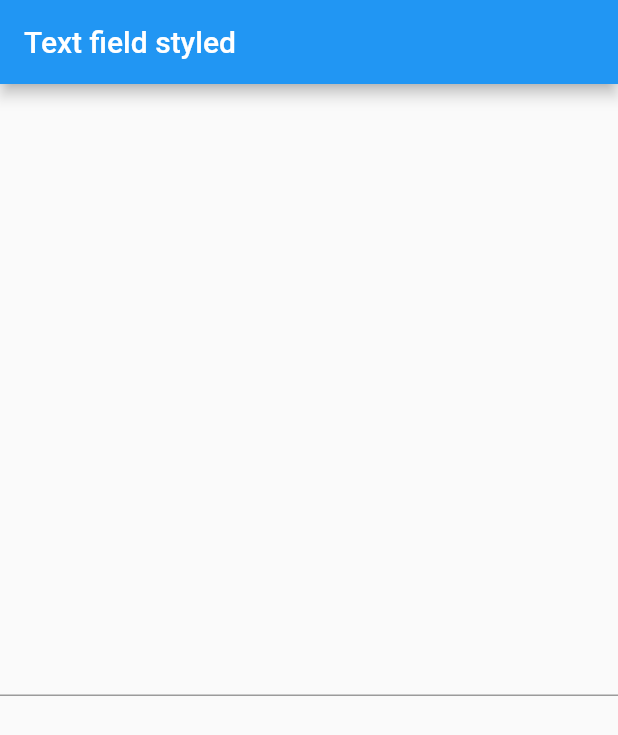
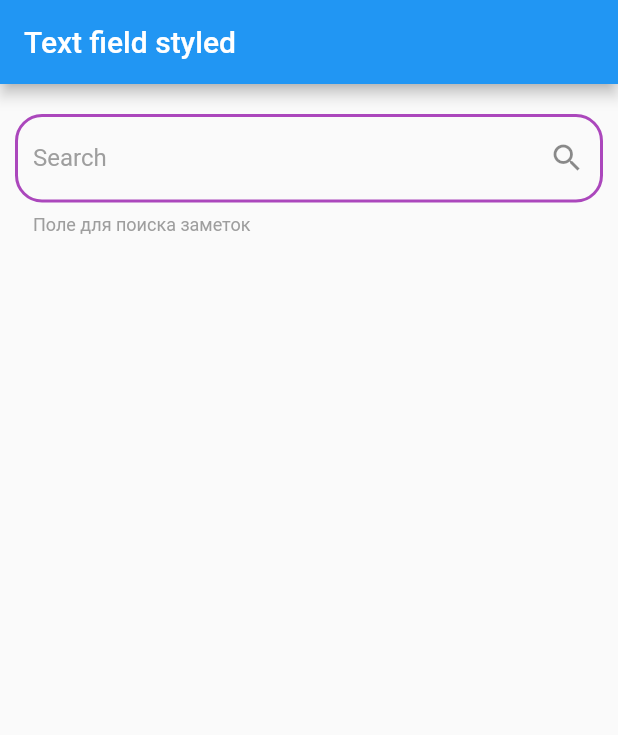
Before and after one commit to ann-who/flutter_course, a Flutter app: the screen it shows after launch, on a phone screen of 412 x 824 dp. Shown: the top 735 px of the screen. Run offline on Flutter 3.47's test engine with Material 2 defaults, Android fonts, the phone set to English and light mode, and no system bars.

Commit message:
Customise text field

```diff
--- a/06_Layout/text_field_styled/lib/main.dart
+++ b/06_Layout/text_field_styled/lib/main.dart
@@ -25,6 +25,8 @@ class MyHomePage extends StatefulWidget {
   _MyHomePageState createState() => _MyHomePageState();
 }
 
+final searchFieldStyle = TextStyle(color: Colors.purple[400]);
+
 class _MyHomePageState extends State<MyHomePage> {
   @override
   Widget build(BuildContext context) {
@@ -34,9 +36,37 @@ class _MyHomePageState extends State<MyHomePage> {
       ),
       body: Center(
         child: Column(
-          mainAxisAlignment: MainAxisAlignment.center,
+          mainAxisAlignment: MainAxisAlignment.start,
           children: <Widget>[
-            TextField(),
+            Theme(
+              data: ThemeData(
+                primaryColor: Colors.purple[400],
+                hintColor: Colors.grey[500],
+              ),
+              child: Container(
+                padding: EdgeInsets.fromLTRB(10, 20, 10, 0),
+                child: TextField(
+                  decoration: InputDecoration(
+                    enabledBorder: OutlineInputBorder(
+                      borderSide:
+                          BorderSide(color: Colors.purple[400], width: 2),
+                      borderRadius:
+                          const BorderRadius.all(Radius.circular(18.0)),
+                    ),
+                    border: OutlineInputBorder(
+                      borderRadius:
+                          const BorderRadius.all(Radius.circular(18.0)),
+                    ),
+                    labelText: 'Search',
+                    hintText: 'Введите значение',
+                    suffixIcon: Icon(
+                      Icons.search,
+                    ),
+                    helperText: 'Поле для поиска заметок',
+                  ),
+                ),
+              ),
+            ),
           ],
         ),
       ),
```
Also changed, not shown: 06_Layout/text_field_styled/pubspec.lock.
